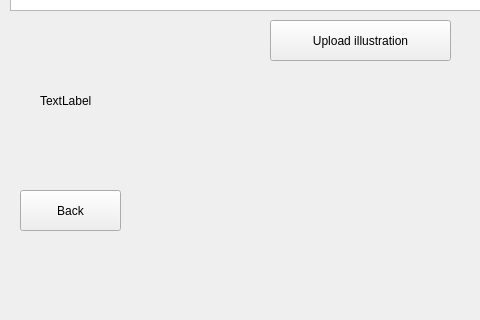
JoaoCarlosNascimento/HandSignLanguage, file menus/text_menu/text_menu.ui: the form before one commit; both pictures show x 0 to 480 and y 270 to 590 of the 732 by 590 pixel window.
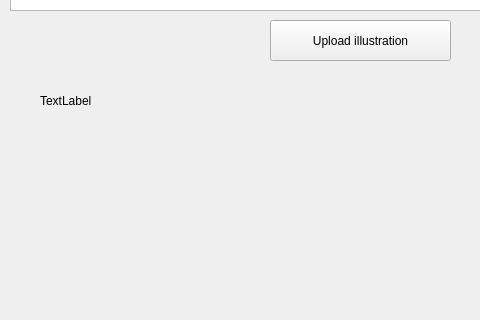
The form after the commit.

```diff
--- a/menus/text_menu/text_menu.ui
+++ b/menus/text_menu/text_menu.ui
@@ -65,19 +65,6 @@
     <bool>true</bool>
    </property>
   </widget>
-  <widget class="QPushButton" name="bt_next_2">
-   <property name="geometry">
-    <rect>
-     <x>20</x>
-     <y>460</y>
-     <width>101</width>
-     <height>41</height>
-    </rect>
-   </property>
-   <property name="text">
-    <string>Back</string>
-   </property>
-  </widget>
  </widget>
  <resources/>
  <connections/>
```
